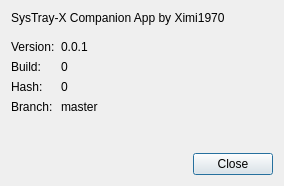
This is app/SysTray-X/aboutdialog.ui in Ximi1970/systray-x as Qt 5 draws it before an edit. The edited form follows.
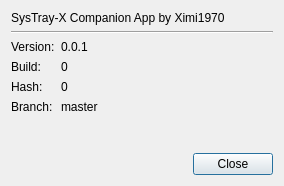
This is the edited form. Icons and pictures are not drawn.

```diff
--- a/app/SysTray-X/aboutdialog.ui
+++ b/app/SysTray-X/aboutdialog.ui
@@ -27,6 +27,13 @@
        </property>
       </widget>
      </item>
+     <item row="1" column="0" colspan="2">
+      <widget class="Line" name="line">
+       <property name="orientation">
+        <enum>Qt::Horizontal</enum>
+       </property>
+      </widget>
+     </item>
      <item row="2" column="0">
       <widget class="QLabel" name="VersionLabel">
        <property name="text">
@@ -83,13 +90,6 @@
        </property>
       </widget>
      </item>
-     <item row="1" column="0">
-      <widget class="Line" name="line">
-       <property name="orientation">
-        <enum>Qt::Horizontal</enum>
-       </property>
-      </widget>
-     </item>
     </layout>
    </item>
    <item row="1" column="0">
```
